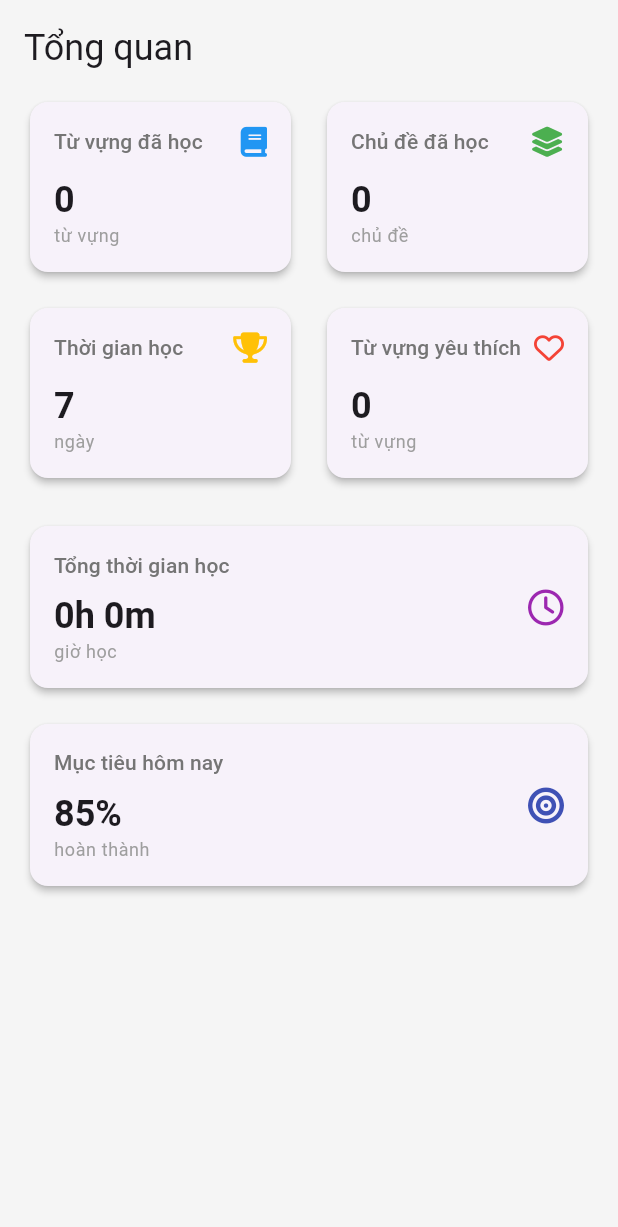
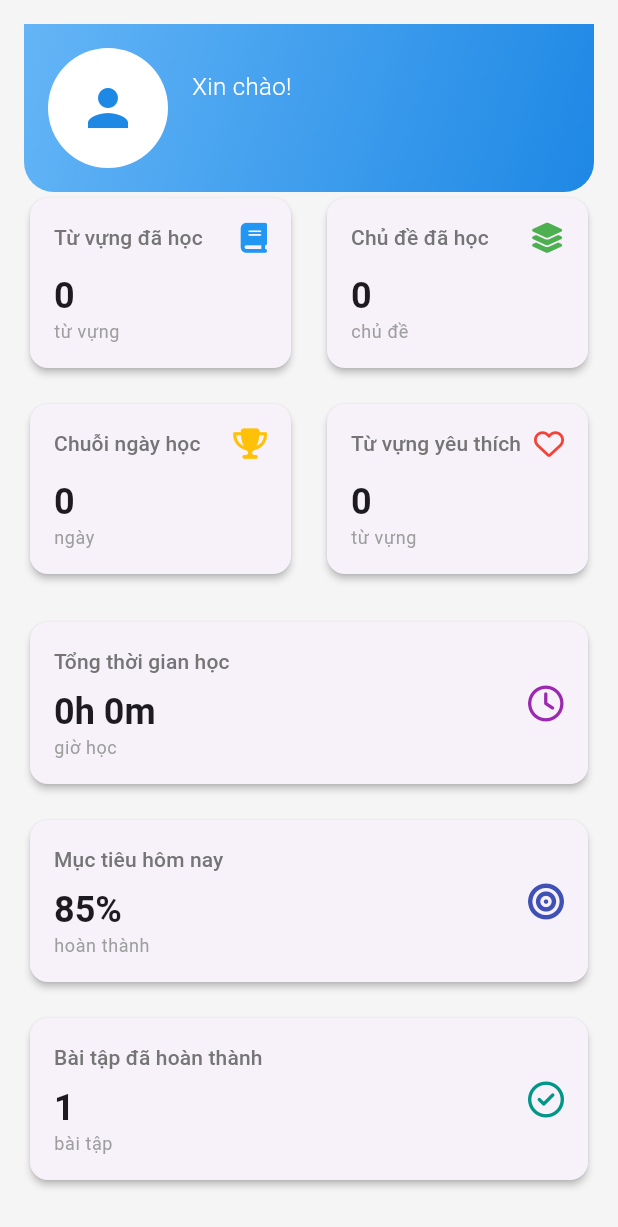
Before and after one commit to phamthanhtung35NB/EnglishMasterUET, a Flutter app: the ProgressScreen screen opened directly, on a phone screen of 412 x 824 dp. Shown: the top 1227 px of the screen. Run offline on Flutter 3.47's test engine with Material 3 defaults, Android fonts, the light colour scheme and no system bars; our stand-ins replace audioplayers, convex_bottom_bar, firebase_auth, firebase_core, flip_card, flutter_svg and 4 more; missing offline and left inert: translator; accounts and stored records are empty; generated files the repository leaves out were written again; network calls fail.

Commit message:
them ten nguoi dung

```diff
--- a/app/lib/screen/progress/progress.dart
+++ b/app/lib/screen/progress/progress.dart
@@ -9,6 +9,7 @@ import 'learned_words_screen.dart';
 class ProgressScreen extends StatelessWidget {
   // Mock data - trong thực tế sẽ lấy từ state management (Provider/Bloc...)
   final Map<String, dynamic> stats = {
+    'exercisesCompleted': '1', // Số bài tập đã làm
     'wordsLearned': 245,
     'topicsCompleted': 8,
     'streak': 7,
@@ -35,12 +36,8 @@ class ProgressScreen extends StatelessWidget {
           child: Column(
             crossAxisAlignment: CrossAxisAlignment.start,
             children: [
-              // Header
-              Text(
-                'Tổng quan',
-                style: Theme.of(context).textTheme.headlineSmall,
-              ),
-              const SizedBox(height: 16),
+
+              _buildUserHeader(context),
 
               // Stats Grid
               GridView.count(
@@ -89,8 +86,8 @@ class ProgressScreen extends StatelessWidget {
                     context,
                     icon: FontAwesomeIcons.trophy,
                     iconColor: Colors.amber,
-                    title: 'Thời gian học',
-                    value: '${stats['streak']}',
+                    title: 'Chuỗi ngày học',
+                    value:  '${userProgress.loginStreak}',
                     subtitle: 'ngày',
                   ),
 
@@ -120,7 +117,7 @@ class ProgressScreen extends StatelessWidget {
                 icon: FontAwesomeIcons.clock,
                 iconColor: Colors.purple,
                 title: 'Tổng thời gian học',
-                value: userProgress.formatStudyTime(), // Sử dụng phương thức mới
+                value: '${userProgress.totalStudyTime.inHours}h ${(userProgress.totalStudyTime.inMinutes % 60)}m',
                 subtitle: 'giờ học',
               ),
 
@@ -135,9 +132,76 @@ class ProgressScreen extends StatelessWidget {
                 value: stats['dailyGoal'],
                 subtitle: 'hoàn thành',
               ),
+              const SizedBox(height: 16),
+
+              // Bài tập đã làm
+              _buildWideCard(
+                context,
+                icon: FontAwesomeIcons.checkCircle,
+                iconColor: Colors.teal,
+                title: 'Bài tập đã hoàn thành',
+                value: stats['exercisesCompleted'] ?? '0', // Thêm giá trị mặc định
+                subtitle: 'bài tập',
+              ),
             ],
           ),
         ),
+      ),
+    );
+  }
+
+  // Widget header với thông tin người dùng
+  Widget _buildUserHeader(BuildContext context) {
+    final userProgress = Provider.of<UserProgress>(context);
+
+    return Container(
+      padding: const EdgeInsets.all(16),
+      decoration: BoxDecoration(
+        gradient: LinearGradient(
+          colors: [Colors.blue.shade300, Colors.blue.shade600],
+          begin: Alignment.topLeft,
+          end: Alignment.bottomRight,
+        ),
+        borderRadius: BorderRadius.only(
+          bottomLeft: Radius.circular(20),
+          bottomRight: Radius.circular(20),
+        ),
+      ),
+      child: Row(
+        children: [
+          // Avatar
+          CircleAvatar(
+            radius: 40,
+            backgroundColor: Colors.white,
+            child: Icon(
+              Icons.person,
+              size: 40,
+              color: Colors.blue.shade600,
+            ),
+          ),
+          const SizedBox(width: 16),
+          Column(
+            crossAxisAlignment: CrossAxisAlignment.start,
+            children: [
+              Text(
+                'Xin chào!',
+                style: TextStyle(
+                  color: Colors.white,
+                  fontSize: 16,
+                  fontWeight: FontWeight.w300,
+                ),
+              ),
+              Text(
+                userProgress.userName, // Sử dụng tên người dùng từ UserProgress
+                style: TextStyle(
+                  color: Colors.white,
+                  fontSize: 20,
+                  fontWeight: FontWeight.bold,
+                ),
+              ),
+            ],
+          ),
+        ],
       ),
     );
   }
```
Also changed, not shown: app/lib/model/user_progress.dart (+97 -38 lines), app/lib/screen/login_screen.dart (+8 -2 lines).
